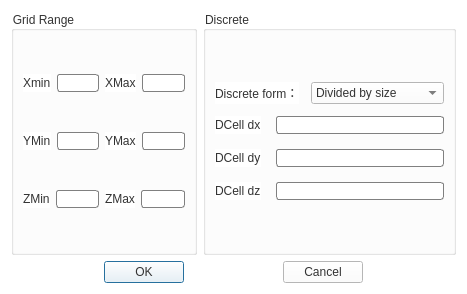
Qt form widgets/bggridsetting.ui (haozhechen55-glitch/test) before a commit.
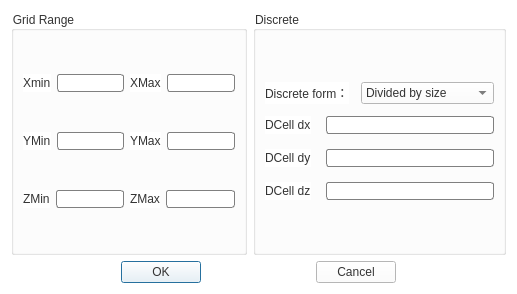
The same form after that commit.

The edit to the form file:
```diff
--- a/widgets/bggridsetting.ui
+++ b/widgets/bggridsetting.ui
@@ -6,7 +6,7 @@
    <rect>
     <x>0</x>
     <y>0</y>
-    <width>467</width>
+    <width>517</width>
     <height>294</height>
    </rect>
   </property>
@@ -46,6 +46,18 @@
             </item>
             <item>
              <widget class="QLineEdit" name="lineEdit_XMin">
+              <property name="sizePolicy">
+               <sizepolicy hsizetype="Fixed" vsizetype="Fixed">
+                <horstretch>0</horstretch>
+                <verstretch>0</verstretch>
+               </sizepolicy>
+              </property>
+              <property name="minimumSize">
+               <size>
+                <width>55</width>
+                <height>0</height>
+               </size>
+              </property>
               <property name="styleSheet">
                <string notr="true">border-radius:3px;
 border:1px solid gray;</string>
@@ -65,6 +77,18 @@
             </item>
             <item>
              <widget class="QLineEdit" name="lineEdit_XMax">
+              <property name="sizePolicy">
+               <sizepolicy hsizetype="Fixed" vsizetype="Fixed">
+                <horstretch>0</horstretch>
+                <verstretch>0</verstretch>
+               </sizepolicy>
+              </property>
+              <property name="minimumSize">
+               <size>
+                <width>55</width>
+                <height>0</height>
+               </size>
+              </property>
               <property name="styleSheet">
                <string notr="true">border-radius:3px;
 border:1px solid gray;</string>
@@ -84,6 +108,18 @@
             </item>
             <item>
              <widget class="QLineEdit" name="lineEdit_YMin">
+              <property name="sizePolicy">
+               <sizepolicy hsizetype="Fixed" vsizetype="Fixed">
+                <horstretch>0</horstretch>
+                <verstretch>0</verstretch>
+               </sizepolicy>
+              </property>
+              <property name="minimumSize">
+               <size>
+                <width>55</width>
+                <height>0</height>
+               </size>
+              </property>
               <property name="styleSheet">
                <string notr="true">border-radius:3px;
 border:1px solid gray;</string>
@@ -103,6 +139,18 @@
             </item>
             <item>
              <widget class="QLineEdit" name="lineEdit_YMax">
+              <property name="sizePolicy">
+               <sizepolicy hsizetype="Fixed" vsizetype="Fixed">
+                <horstretch>0</horstretch>
+                <verstretch>0</verstretch>
+               </sizepolicy>
+              </property>
+              <property name="minimumSize">
+               <size>
+                <width>55</width>
+                <height>0</height>
+               </size>
+              </property>
               <property name="styleSheet">
                <string notr="true">border-radius:3px;
 border:1px solid gray;</string>
@@ -122,6 +170,18 @@
             </item>
             <item>
              <widget class="QLineEdit" name="lineEdit_ZMin">
+              <property name="sizePolicy">
+               <sizepolicy hsizetype="Fixed" vsizetype="Fixed">
+                <horstretch>0</horstretch>
+                <verstretch>0</verstretch>
+               </sizepolicy>
+              </property>
+              <property name="minimumSize">
+               <size>
+                <width>55</width>
+                <height>0</height>
+               </size>
+              </property>
               <property name="styleSheet">
                <string notr="true">border-radius:3px;
 border:1px solid gray;</string>
@@ -141,6 +201,18 @@
             </item>
             <item>
              <widget class="QLineEdit" name="lineEdit_ZMax">
+              <property name="sizePolicy">
+               <sizepolicy hsizetype="Fixed" vsizetype="Fixed">
+                <horstretch>0</horstretch>
+                <verstretch>0</verstretch>
+               </sizepolicy>
+              </property>
+              <property name="minimumSize">
+               <size>
+                <width>55</width>
+                <height>0</height>
+               </size>
+              </property>
               <property name="styleSheet">
                <string notr="true">border-radius:3px;
 border:1px solid gray;</string>
```
